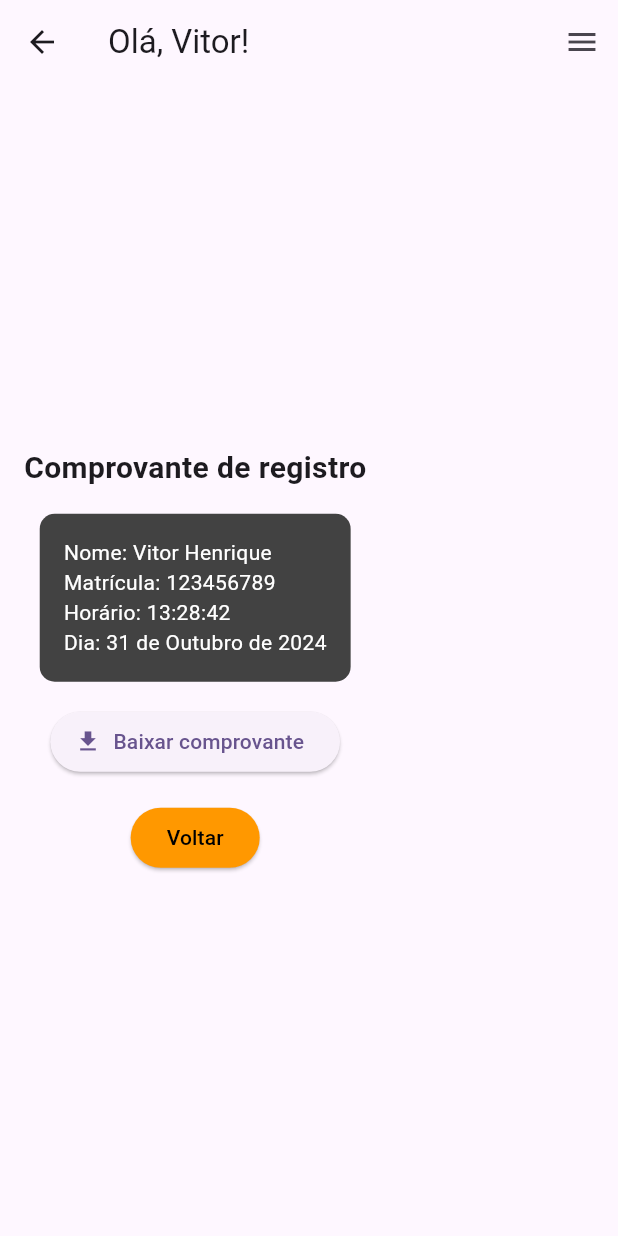
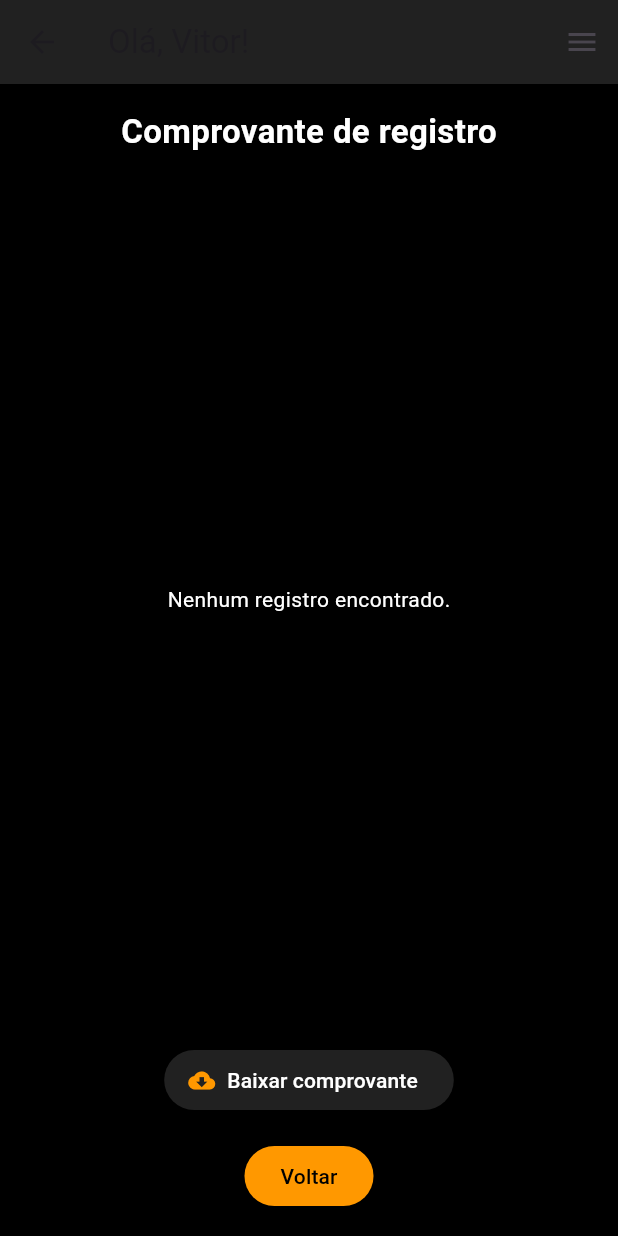
Before and after one commit to Vitor-HenriqueP/on_time, a Flutter app: the ComproveScreen screen opened directly, after a tap on "Baixar comprovante", on a phone screen of 412 x 824 dp. Run offline on Flutter 3.47's test engine with Material 3 defaults, Android fonts, the phone set to English and light mode, and no system bars; our stand-ins replace cloud_firestore, firebase_auth, firebase_core; missing offline and left inert: dart:html; accounts and stored records are empty.

Commit message:
feature register  download

```diff
--- a/lib/comprove.dart
+++ b/lib/comprove.dart
@@ -1,9 +1,16 @@
+import 'dart:io';
 import 'package:flutter/material.dart';
+import 'package:intl/intl.dart';
+import 'package:pdf/widgets.dart' as pw;
+import 'package:path_provider/path_provider.dart';
+import 'package:flutter/foundation.dart' show kIsWeb; // Para verificar se está rodando na web
+import 'dart:html' as html; // Para download em web
+import 'package:cloud_firestore/cloud_firestore.dart'; // Importando o Firestore
 
 void main() {
-  runApp(const MyApp());
+  runApp(MyApp());
 }
-//test
+
 class MyApp extends StatelessWidget {
   const MyApp({super.key});
 
@@ -13,7 +20,7 @@ class MyApp extends StatelessWidget {
       title: 'Flutter Web Demo',
       initialRoute: '/comprove',
       routes: {
-        '/comprove': (context) => const ComproveScreen(),
+        '/comprove': (context) => ComproveScreen(),
       },
     );
   }
@@ -26,6 +33,7 @@ class ComproveScreen extends StatelessWidget {
   Widget build(BuildContext context) {
     return Scaffold(
       appBar: AppBar(
+        backgroundColor: Colors.grey[900],
         title: const Text('Olá, Vitor!'),
         actions: [
           IconButton(
@@ -43,32 +51,68 @@ class ComproveScreen extends StatelessWidget {
           children: [
             const Text(
               'Comprovante de registro',
-              style: TextStyle(fontSize: 20, fontWeight: FontWeight.bold),
+              style: TextStyle(fontSize: 22, fontWeight: FontWeight.bold, color: Colors.white),
             ),
             const SizedBox(height: 16),
-            Container(
-              padding: const EdgeInsets.all(16),
+            Expanded(
+              child: StreamBuilder<QuerySnapshot>(
+                stream: FirebaseFirestore.instance
+                    .collection('ponto') // Coleção que armazena os registros
+                    .orderBy('hora', descending: true) // Ordenar por hora
+                    .snapshots(),
+                builder: (context, snapshot) {
+                  if (snapshot.connectionState == ConnectionState.waiting) {
+                    return const Center(child: CircularProgressIndicator());
+                  }
+                  if (!snapshot.hasData || snapshot.data!.docs.isEmpty) {
+                    return const Center(
+                      child: Text(
+                        'Nenhum registro encontrado.',
+                        style: TextStyle(color: Colors.white),
+                      ),
+                    );
+                  }
+
+                  final registros = snapshot.data!.docs;
+                  return ListView.builder(
+                    itemCount: registros.length,
+                    itemBuilder: (context, index) {
+                      final registro = registros[index];
+                      final timestamp = registro['hora'] as Timestamp;
+                      final hora = DateFormat('HH:mm').format(timestamp.toDate());
+                      final dia = DateFormat('dd \'de\' MMMM \'de\' yyyy', 'pt_BR').format(timestamp.toDate());
+
+                      return Container(
+                        padding: const EdgeInsets.all(8),
+                        margin: const EdgeInsets.only(bottom: 8),
                         decoration: BoxDecoration(
                           color: Colors.grey[800],
                           borderRadius: BorderRadius.circular(10),
                         ),
-              child: const Column(
+                        child: Column(
                           crossAxisAlignment: CrossAxisAlignment.start,
                           children: [
-                  Text('Nome: Vitor Henrique', style: TextStyle(color: Colors.white)),
-                  Text('Matrícula: 123456789', style: TextStyle(color: Colors.white)),
-                  Text('Horário: 13:28:42', style: TextStyle(color: Colors.white)),
-                  Text('Dia: 31 de Outubro de 2024', style: TextStyle(color: Colors.white)),
+                            Text('Horário: $hora', style: const TextStyle(color: Colors.white)),
+                            Text('Dia: $dia', style: const TextStyle(color: Colors.white)),
                           ],
+                        ),
+                      );
+                    },
+                  );
+                },
               ),
             ),
             const SizedBox(height: 16),
             ElevatedButton.icon(
-              onPressed: () {
-                // Action to download comprovante
+              onPressed: () async {
+                await _generateAndDownloadPDF();
               },
-              icon: const Icon(Icons.download),
+              icon: const Icon(Icons.cloud_download, color: Colors.orange),
               label: const Text('Baixar comprovante'),
+              style: ElevatedButton.styleFrom(
+                backgroundColor: Colors.grey[900],
+                foregroundColor: Colors.white,
+              ),
             ),
             const SizedBox(height: 16),
             ElevatedButton(
@@ -84,6 +128,71 @@ class ComproveScreen extends StatelessWidget {
           ],
         ),
       ),
+      backgroundColor: Colors.black,
     );
   }
+
+ Future<void> _generateAndDownloadPDF() async {
+  // Recuperar todos os registros do Firestore
+  final querySnapshot = await FirebaseFirestore.instance
+      .collection('ponto')
+      .orderBy('hora', descending: true)
+      .get();
+
+  if (querySnapshot.docs.isNotEmpty) {
+    final pdf = pw.Document();
+
+    // Adiciona uma página ao PDF
+    pdf.addPage(
+      pw.Page(
+        build: (pw.Context context) {
+          final List<pw.Widget> content = [];
+          final nome = 'Vitor Henrique'; // Você pode substituir isso pela variável real, se necessário
+          final matricula = '123456789'; // Substitua isso pela matrícula real, se disponível
+
+          content.add(pw.Text('Nome: $nome', style: pw.TextStyle(fontSize: 20)));
+          content.add(pw.Text('Matrícula: $matricula', style: pw.TextStyle(fontSize: 20)));
+          content.add(pw.SizedBox(height: 20));
+
+          // Adiciona cada registro ao PDF
+          for (final registro in querySnapshot.docs) {
+            final timestamp = registro['hora'] as Timestamp;
+            final hora = DateFormat('HH:mm:ss').format(timestamp.toDate());
+            final dia = DateFormat('dd \'de\' MMMM \'de\' yyyy', 'pt_BR').format(timestamp.toDate());
+
+            content.add(pw.Text('Horário: $hora'));
+            content.add(pw.Text('Dia: $dia'));
+            content.add(pw.SizedBox(height: 10)); // Espaçamento entre registros
           }
+
+          return pw.Column(
+            crossAxisAlignment: pw.CrossAxisAlignment.start,
+            children: content,
+          );
+        },
+      ),
+    );
+
+    if (kIsWeb) {
+      // Web: inicia o download
+      final bytes = await pdf.save();
+      final blob = html.Blob([bytes], 'application/pdf');
+      final url = html.Url.createObjectUrlFromBlob(blob);
+      final anchor = html.AnchorElement(href: url)
+        ..setAttribute('download', 'comprovante.pdf')
+        ..click();
+      html.Url.revokeObjectUrl(url);
+    } else {
+      // Mobile/desktop: salva em um diretório temporário e abre o arquivo
+      final output = await getTemporaryDirectory();
+      final file = File("${output.path}/comprovante.pdf");
+      await file.writeAsBytes(await pdf.save());
+
+      // Exibir uma mensagem de confirmação
+      print('PDF salvo em ${file.path}');
+    }
+  } else {
+    print('Nenhum registro encontrado para gerar o PDF.');
+  }
+}
+}
--- a/lib/home.dart
+++ b/lib/home.dart
@@ -1,9 +1,8 @@
 import 'package:flutter/material.dart';
 import 'package:cloud_firestore/cloud_firestore.dart';
 import 'package:firebase_auth/firebase_auth.dart';
-import 'package:flutter_final/comprove.dart';
 import 'package:intl/intl.dart';
-// Importando a página Comprove
+import 'comprove.dart'; // Importando a página Comprove
 
 class MyHomePage extends StatefulWidget {
   const MyHomePage({super.key});
@@ -140,7 +139,7 @@ class _MyHomePageState extends State<MyHomePage> {
                 // Navegar para a página Comprove
                 Navigator.push(
                   context,
-                  MaterialPageRoute(builder: (context) => const ComproveScreen()),
+                  MaterialPageRoute(builder: (context) =>  ComproveScreen()),
                 );
               },
               child: const Text(
--- a/lib/main.dart
+++ b/lib/main.dart
@@ -1,8 +1,6 @@
 import 'package:flutter/material.dart';
 import 'package:firebase_core/firebase_core.dart';
 import 'firebase_options.dart';
-import 'package:cloud_firestore/cloud_firestore.dart';
-import 'package:intl/intl.dart';
 import 'package:intl/date_symbol_data_local.dart';
 import 'login.dart'; // Importando a tela de login
 import 'home.dart'; // Importando a tela de home
--- a/pubspec.yaml
+++ b/pubspec.yaml
@@ -30,7 +30,9 @@ environment:
 dependencies:
   flutter:
     sdk: flutter
-
+  pdf: ^3.6.0
+  path_provider: ^2.0.11
+  open_file: ^3.2.1
 
   # The following adds the Cupertino Icons font to your application.
   # Use with the CupertinoIcons class for iOS style icons.
```
Also changed, not shown: pubspec.lock, 6 other files. Lines whose indentation alone changed are shown as unchanged.
